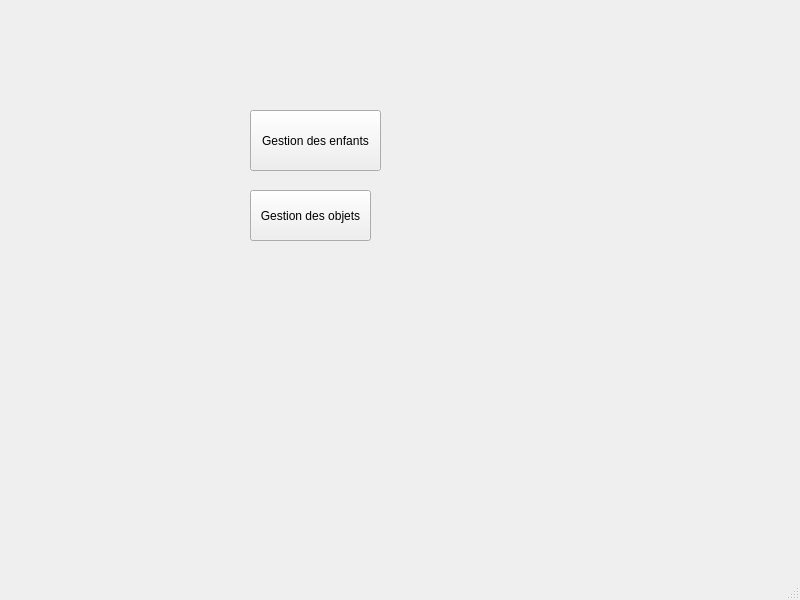
Before: the Qt Designer form mainwindow.ui in meriemnour/FAMILY_TIME, drawn with Qt 5.
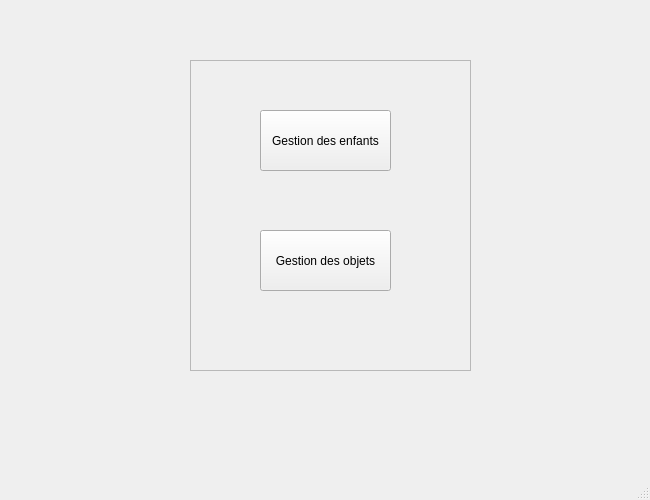
After: the same form once the commit is applied.

What changed in the file:
```diff
--- a/mainwindow.ui
+++ b/mainwindow.ui
@@ -6,19 +6,34 @@
    <rect>
     <x>0</x>
     <y>0</y>
-    <width>800</width>
-    <height>600</height>
+    <width>650</width>
+    <height>500</height>
    </rect>
   </property>
   <property name="windowTitle">
    <string>MainWindow</string>
   </property>
   <widget class="QWidget" name="centralwidget">
+   <widget class="QFrame" name="frame">
+    <property name="geometry">
+     <rect>
+      <x>190</x>
+      <y>60</y>
+      <width>281</width>
+      <height>311</height>
+     </rect>
+    </property>
+    <property name="frameShape">
+     <enum>QFrame::StyledPanel</enum>
+    </property>
+    <property name="frameShadow">
+     <enum>QFrame::Raised</enum>
+    </property>
    <widget class="QPushButton" name="pushButton">
     <property name="geometry">
      <rect>
-      <x>250</x>
-      <y>110</y>
+       <x>70</x>
+       <y>50</y>
       <width>131</width>
       <height>61</height>
      </rect>
@@ -30,10 +45,10 @@
    <widget class="QPushButton" name="pushButton_2">
     <property name="geometry">
      <rect>
-      <x>250</x>
-      <y>190</y>
-      <width>121</width>
-      <height>51</height>
+       <x>70</x>
+       <y>170</y>
+       <width>131</width>
+       <height>61</height>
      </rect>
     </property>
     <property name="text">
@@ -41,6 +56,22 @@
     </property>
    </widget>
   </widget>
+   <widget class="QLabel" name="label">
+    <property name="geometry">
+     <rect>
+      <x>0</x>
+      <y>0</y>
+      <width>650</width>
+      <height>500</height>
+     </rect>
+    </property>
+    <property name="text">
+     <string/>
+    </property>
+   </widget>
+   <zorder>label</zorder>
+   <zorder>frame</zorder>
+  </widget>
   <widget class="QMenuBar" name="menubar">
    <property name="geometry">
     <rect>
```
Left out of the diff: 2 changed lines with no effect on the pictures. Lines whose indentation alone changed are shown as unchanged.
